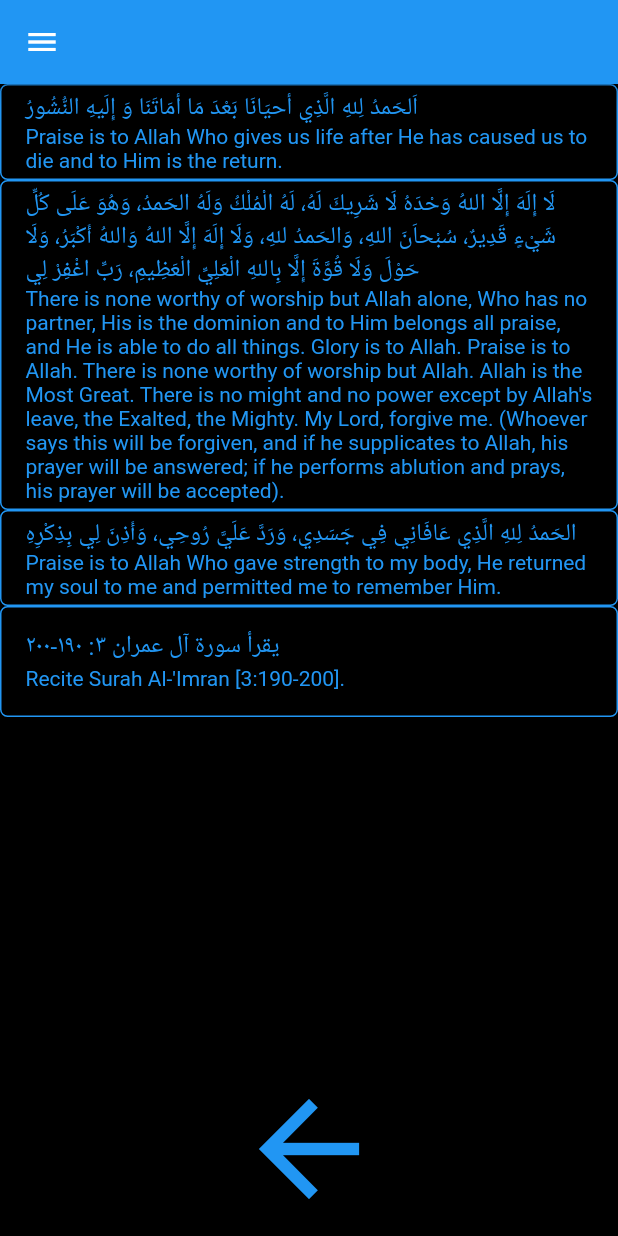
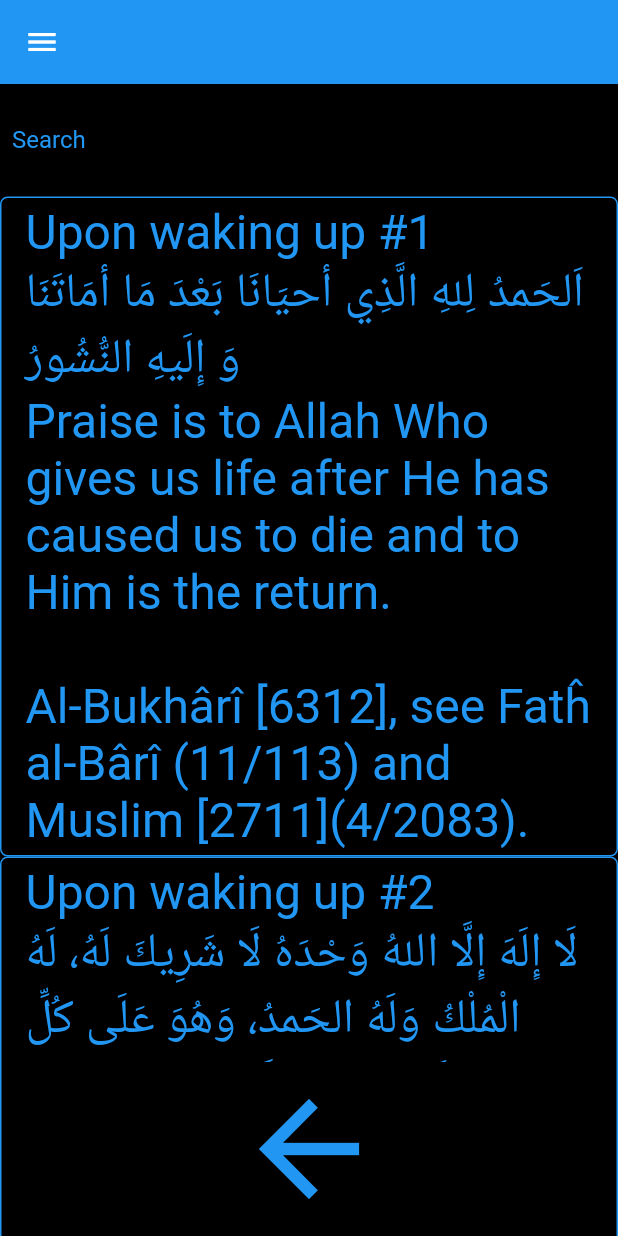
Before and after one commit to AbdurazaaqMohammed/hisnul-muslim-color, a Flutter app: the screen it shows after launch, after a tap on "Upon waking up", on a phone screen of 412 x 824 dp. Run offline on Flutter 3.47's test engine with Material 2 defaults, Android fonts, the phone set to English and light mode, and no system bars; our stand-ins replace flutter_colorpicker, image_picker, shared_preferences; missing offline and left inert: flutter_gradient_animation_text.

Commit message:
Update main.dart
use one method for main application text with font size whether rgb is on or off (put this in skeleton)
fix colors all saving to primarycolor
fix background color (i need to put new button/menu item for image picker)
add title and reference to duas

```diff
--- a/lib/main.dart
+++ b/lib/main.dart
@@ -3,7 +3,6 @@ import 'package:flutter/material.dart';
 import 'package:flutter_colorpicker/flutter_colorpicker.dart';
 import 'package:shared_preferences/shared_preferences.dart';
 import 'package:image_picker/image_picker.dart';
-import 'dart:io';
 import 'package:flutter_gradient_animation_text/flutter_gradient_animation_text.dart';
 import 'package:xml/xml.dart' as xml;
 import 'package:flutter/services.dart';
@@ -23,11 +22,18 @@ class Title {
 }
 
 class Dua {
+  final String duaTitle;
   final String id;
   final String arDua;
+  final String ref;
   final String enTranslation;
 
-  Dua({required this.id, required this.arDua, required this.enTranslation});
+  Dua(
+      {required this.duaTitle,
+      required this.id,
+      required this.arDua,
+      required this.ref,
+      required this.enTranslation});
 }
 
 class _MyAppState extends State<MyApp> with SingleTickerProviderStateMixin {
@@ -36,6 +42,8 @@ class _MyAppState extends State<MyApp> with SingleTickerProviderStateMixin {
   List<Dua> duas = [];
   List<Dua> filteredDuas = [];
   String selectedTitleId = '';
+  String searchQuery = '';
+
   String bgImage = '';
   Color appprimaryColor = Colors.blue;
   Color accentColor = Colors.purple;
@@ -63,6 +71,23 @@ class _MyAppState extends State<MyApp> with SingleTickerProviderStateMixin {
     });
   }
 
+  void updateSearchQuery(String query) {
+    setState(() {
+      searchQuery = query;
+    });
+  }
+
+  List<Title> getFilteredTitles() {
+    if (searchQuery.isEmpty) {
+      return titles;
+    } else {
+      return titles
+          .where((title) =>
+              title.title.toLowerCase().contains(searchQuery.toLowerCase()))
+          .toList();
+    }
+  }
+
   void parseXmlData() {
     // Parse your XML data here and populate 'titles' and 'duas' lists
     String xmlData = '''<?xml version="1.0" encoding="UTF-8"?>
@@ -3510,19 +3535,27 @@ Upon receiving bad news, say: (2) &apos;All Praise is for Allah in all circumsta
 </root>''';
     final document = xml.XmlDocument.parse(xmlData);
     for (var element in document.findAllElements('titlething')) {
-      final titleId = element.findElements('title_id').single.text;
-      final titleText = element.findElements('title').single.text;
+      final titleId = element.findElements('title_id').single.innerText;
+      final titleText = element.findElements('title').single.innerText;
 
       final title = Title(id: titleId, title: titleText);
       titles.add(title);
     }
 
     for (var element in document.findAllElements('dua')) {
-      final duaId = element.findElements('group_id').single.text;
-      final arDua = element.findElements('ar_dua').single.text;
-      final enTranslation = element.findElements('en_translation').single.text;
-
-      final dua = Dua(id: duaId, arDua: arDua, enTranslation: enTranslation);
+      final ref = element.findElements('en_reference').single.innerText;
+      final duaId = element.findElements('group_id').single.innerText;
+      final arDua = element.findElements('ar_dua').single.innerText;
+      final duaTitle = element.findElements('subtitle').single.innerText;
+      final enTranslation =
+          element.findElements('en_translation').single.innerText;
+
+      final dua = Dua(
+          duaTitle: duaTitle,
+          id: duaId,
+          arDua: arDua,
+          ref: ref,
+          enTranslation: enTranslation);
       duas.add(dua);
     }
   }
@@ -3548,9 +3581,9 @@ Upon receiving bad news, say: (2) &apos;All Praise is for Allah in all circumsta
       rgbEffectType = prefs.getBool('rgbEffectType') ?? rgbEffectType;
       appprimaryColor =
           Color(prefs.getInt('appprimaryColor') ?? appprimaryColor.value);
-      accentColor = Color(prefs.getInt('appprimaryColor') ?? accentColor.value);
+      accentColor = Color(prefs.getInt('accentColor') ?? accentColor.value);
       backgroundColor =
-          Color(prefs.getInt('appprimaryColor') ?? backgroundColor.value);
+          Color(prefs.getInt('backgroundColor') ?? backgroundColor.value);
       bgImage = prefs.getString('bgImage') ?? bgImage;
     });
   }
@@ -3579,12 +3612,15 @@ Upon receiving bad news, say: (2) &apos;All Praise is for Allah in all circumsta
   Widget build(BuildContext context) {
     final filteredDuas =
         duas.where((dua) => dua.id == selectedTitleId).toList();
+    final filteredTitles = getFilteredTitles();
 
     return MaterialApp(
         title: 'UI',
         theme: ThemeData(
             primaryColor: appprimaryColor,
             scaffoldBackgroundColor: backgroundColor,
+            inputDecorationTheme: InputDecorationTheme(
+                labelStyle: TextStyle(color: appprimaryColor)),
             textTheme: Theme.of(context).textTheme.apply(
                   bodyColor: appprimaryColor,
                   displayColor: appprimaryColor,
@@ -3636,16 +3672,23 @@ Upon receiving bad news, say: (2) &apos;All Praise is for Allah in all circumsta
                 ])),
             body: Column(
               children: [
+                Padding(
+                  padding: const EdgeInsets.all(8.0),
+                  child: TextField(
+                    onChanged: updateSearchQuery,
+                    decoration: const InputDecoration(
+                      labelText: 'Search',
+                    ),
+                  ),
+                ),
                 if (selectedTitleId.isEmpty)
                   Expanded(
                     child: ListView.builder(
-                      itemCount: titles.length,
+                      itemCount: filteredTitles.length,
                       itemBuilder: (context, index) {
-                        final title = titles[index];
+                        final title = filteredTitles[index];
                         return ListTile(
-                          title: _isRGBEnabled
-                              ? getRGBtext(title.title)
-                              : Text(title.title),
+                          title: getText(title.title),
                           onTap: () {
                             selectTitle(title.id);
                           },
@@ -3660,10 +3703,9 @@ Upon receiving bad news, say: (2) &apos;All Praise is for Allah in all circumsta
                       itemBuilder: (context, index) {
                         final dua = filteredDuas[index];
                         return ListTile(
-                          title: _isRGBEnabled
-                              ? getRGBtext(dua.arDua)
-                              : Text(dua.arDua),
-                          subtitle: Text(dua.enTranslation),
+                          title: getText(dua.duaTitle),
+                          subtitle: getText(
+                              '${dua.arDua}\n${dua.enTranslation}\n\n${dua.ref}'),
                         );
                       },
                     ),
@@ -3732,17 +3774,12 @@ Upon receiving bad news, say: (2) &apos;All Praise is for Allah in all circumsta
                   });
                 });
               }, 'Select'),
-              getMenuItem(useImageBG ? 'Background Image' : 'Background Color',
-                  () {
-                useImageBG
-                    ? _pickBackgroundImage
-                    : () {
+              getMenuItem('Background Color', () {
                 _openColorPicker(backgroundColor, (Color newColor) {
                   setState(() {
                     backgroundColor = newColor;
                   });
                 });
-                      };
               }, 'Select'),
               getMenuItem('Accent Color', () {
                 _openColorPicker(accentColor, (Color newColor) {
@@ -3796,9 +3833,10 @@ Upon receiving bad news, say: (2) &apos;All Praise is for Allah in all circumsta
     });
   }
 
-  Widget getRGBtext(String text) {
-    if (_isRGBEnabled) _controller.repeat();
-    return rgbEffectType
+  Widget getText(String text) {
+    if (_isRGBEnabled && !_controller.isAnimating) _controller.repeat();
+    return _isRGBEnabled
+        ? rgbEffectType
             ? AnimatedBuilder(
                 animation: _controller,
                 builder: (BuildContext context, Widget? child) {
@@ -3823,6 +3861,10 @@ Upon receiving bad news, say: (2) &apos;All Praise is for Allah in all circumsta
                   Colors.red,
                 ],
                 duration: const Duration(seconds: 5),
+              )
+        : Text(
+            text,
+            style: TextStyle(fontSize: _fontSize),
           );
   }
 
```
Lines whose indentation alone changed are shown as unchanged.
